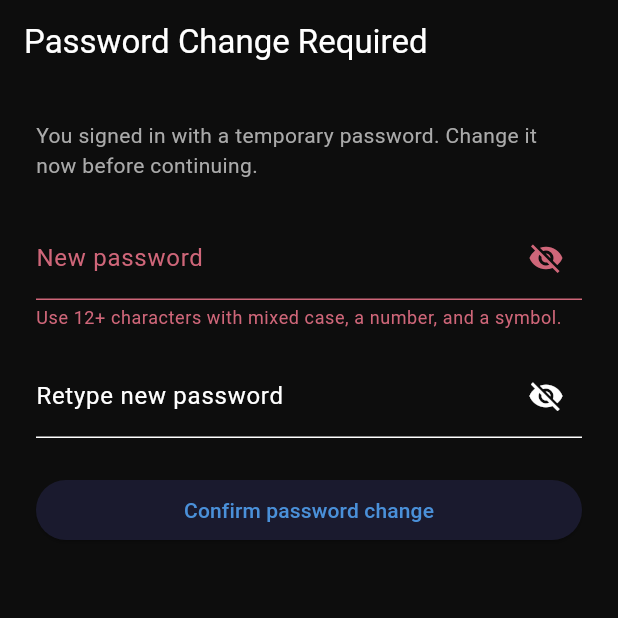
After one commit to jbl2023-2879-91296-cpu/KaraOK, a Flutter app: the ChangePasswordScreen screen opened directly, after a tap on "Confirm password change", on a phone screen of 412 x 824 dp, the top half of it. The commit adds this screen. Run offline on Flutter 3.47's test engine with Material 3 defaults, Android fonts, the phone set to English and light mode, and no system bars; our stand-ins replace flutter_secure_storage; accounts and stored records are empty.

Commit message:
Change password implementation

```diff
--- /dev/null
+++ b/frontend/karaok_app/lib/screens/change_password_screen.dart
@@ -0,0 +1,190 @@
+import 'package:flutter/material.dart';
+
+import '../services/api_service.dart';
+import '../services/user_session.dart';
+import 'login_screen.dart';
+
+class ChangePasswordScreen extends StatefulWidget {
+  const ChangePasswordScreen({super.key, this.forceChange = false});
+
+  final bool forceChange;
+
+  @override
+  State<ChangePasswordScreen> createState() => _ChangePasswordScreenState();
+}
+
+class _ChangePasswordScreenState extends State<ChangePasswordScreen> {
+  final _formKey = GlobalKey<FormState>();
+  final _currentController = TextEditingController();
+  final _newController = TextEditingController();
+  final _confirmController = TextEditingController();
+  bool _obscureCurrent = true;
+  bool _obscureNew = true;
+  bool _obscureConfirm = true;
+  bool _loading = false;
+  String? _error;
+
+  @override
+  void dispose() {
+    _currentController.dispose();
+    _newController.dispose();
+    _confirmController.dispose();
+    super.dispose();
+  }
+
+  String? _validateNewPassword(String? value) {
+    final password = value ?? '';
+    if (password.length < 12 ||
+        !RegExp(r'[A-Z]').hasMatch(password) ||
+        !RegExp(r'[a-z]').hasMatch(password) ||
+        !RegExp(r'\d').hasMatch(password) ||
+        !RegExp(r'[^A-Za-z0-9]').hasMatch(password)) {
+      return 'Use 12+ characters with mixed case, a number, and a symbol.';
+    }
+    if (!widget.forceChange && password == _currentController.text) {
+      return 'Choose a password different from the current password.';
+    }
+    return null;
+  }
+
+  Future<void> _submit() async {
+    if (!_formKey.currentState!.validate()) return;
+    setState(() {
+      _loading = true;
+      _error = null;
+    });
+    try {
+      await ApiService().changePassword(
+        currentPassword: widget.forceChange ? null : _currentController.text,
+        newPassword: _newController.text,
+      );
+      final email = UserSession.instance.email;
+      await ApiService().clearTokens();
+      UserSession.instance.clear();
+      if (!mounted) return;
+      ScaffoldMessenger.of(context).showSnackBar(
+        const SnackBar(content: Text('Password changed. Please log in again.')),
+      );
+      Navigator.pushAndRemoveUntil(
+        context,
+        MaterialPageRoute(
+          builder: (_) => LoginScreen(initialIdentifier: email),
+        ),
+        (route) => false,
+      );
+    } on ApiException catch (error) {
+      if (!mounted) return;
+      setState(() {
+        _error = error.message.contains('incorrect')
+            ? 'The current password is incorrect.'
+            : error.message;
+        _loading = false;
+      });
+    } catch (_) {
+      if (!mounted) return;
+      setState(() {
+        _error = 'Could not connect to the server.';
+        _loading = false;
+      });
+    }
+  }
+
+  Widget _passwordField({
+    required TextEditingController controller,
+    required String label,
+    required bool obscure,
+    required VoidCallback toggle,
+    String? Function(String?)? validator,
+  }) {
+    return TextFormField(
+      controller: controller,
+      obscureText: obscure,
+      validator: validator,
+      decoration: InputDecoration(
+        labelText: label,
+        suffixIcon: IconButton(
+          onPressed: toggle,
+          icon: Icon(obscure ? Icons.visibility_off : Icons.visibility),
+        ),
+      ),
+    );
+  }
+
+  @override
+  Widget build(BuildContext context) {
+    return PopScope(
+      canPop: !widget.forceChange,
+      child: Scaffold(
+        backgroundColor: const Color(0xFF0D0D0D),
+        appBar: AppBar(
+          automaticallyImplyLeading: !widget.forceChange,
+          backgroundColor: const Color(0xFF0D0D0D),
+          title: Text(widget.forceChange ? 'Password Change Required' : 'Change Password'),
+        ),
+        body: SafeArea(
+          child: Form(
+            key: _formKey,
+            child: ListView(
+              padding: const EdgeInsets.all(24),
+              children: [
+                Text(
+                  widget.forceChange
+                      ? 'You signed in with a temporary password. Change it now before continuing.'
+                      : 'Enter your current password, then choose a new secure password.',
+                  style: const TextStyle(color: Color(0xFFAAAAAA), height: 1.4),
+                ),
+                const SizedBox(height: 24),
+                if (!widget.forceChange) ...[
+                  _passwordField(
+                    controller: _currentController,
+                    label: 'Current password',
+                    obscure: _obscureCurrent,
+                    toggle: () => setState(
+                      () => _obscureCurrent = !_obscureCurrent,
+                    ),
+                    validator: (value) => value == null || value.isEmpty
+                        ? 'Enter your current password.'
+                        : null,
+                  ),
+                  const SizedBox(height: 16),
+                ],
+                _passwordField(
+                  controller: _newController,
+                  label: 'New password',
+                  obscure: _obscureNew,
+                  toggle: () => setState(() => _obscureNew = !_obscureNew),
+                  validator: _validateNewPassword,
+                ),
+                const SizedBox(height: 16),
+                _passwordField(
+                  controller: _confirmController,
+                  label: 'Retype new password',
+                  obscure: _obscureConfirm,
+                  toggle: () => setState(() => _obscureConfirm = !_obscureConfirm),
+                  validator: (value) => value != _newController.text
+                      ? 'The new passwords do not match.'
+                      : null,
+                ),
+                if (_error != null) ...[
+                  const SizedBox(height: 16),
+                  Text(_error!, style: const TextStyle(color: Colors.redAccent)),
+                ],
+                const SizedBox(height: 24),
+                ElevatedButton(
+                  onPressed: _loading ? null : _submit,
+                  child: _loading
+                      ? const SizedBox(
+                          width: 20,
+                          height: 20,
+                          child: CircularProgressIndicator(strokeWidth: 2),
+                        )
+                      : const Text('Confirm password change'),
+                ),
+              ],
+            ),
+          ),
+        ),
+      ),
+    );
+  }
+}
--- a/frontend/karaok_app/lib/services/api_service.dart
+++ b/frontend/karaok_app/lib/services/api_service.dart
@@ -188,6 +188,16 @@ class ApiService {
     );
   }
 
+  Future<void> changePassword({
+    String? currentPassword,
+    required String newPassword,
+  }) async {
+    await _post('/auth/change-password', {
+      if (currentPassword != null) 'current_password': currentPassword,
+      'new_password': newPassword,
+    });
+  }
+
   Future<List<dynamic>> getUsers() async => List<dynamic>.from(await _get('/users') as List);
 
   Future<List<dynamic>> getAudioTests({int? userId}) async =>
--- a/frontend/karaok_app/lib/services/user_session.dart
+++ b/frontend/karaok_app/lib/services/user_session.dart
@@ -9,6 +9,7 @@ class UserSession {
   String? email;
   String? userType; // 'technician' | 'owner'
   bool   isGuest = false;
+  bool   requiresPasswordChange = false;
 
   bool get isLoggedIn => id != null || isGuest;
 
@@ -17,11 +18,13 @@ class UserSession {
     required String name,
     required String email,
     required String userType,
+    bool requiresPasswordChange = false,
   }) {
     this.id       = id;
     this.name     = name;
     this.email    = email;
     this.userType = userType;
+    this.requiresPasswordChange = requiresPasswordChange;
     isGuest       = false;
   }
 
@@ -31,6 +34,7 @@ class UserSession {
     email         = null;
     this.userType = userType;
     isGuest       = true;
+    requiresPasswordChange = false;
   }
 
   void clear() {
@@ -39,5 +43,6 @@ class UserSession {
     email    = null;
     userType = null;
     isGuest  = false;
+    requiresPasswordChange = false;
   }
 }
```
Also changed, not shown: frontend/karaok_app/lib/screens/forgot_password_screen.dart (+16 -9 lines), frontend/karaok_app/lib/screens/login_screen.dart (+23 -2 lines), frontend/karaok_app/lib/screens/owner_home_screen.dart (+19 -1 lines), frontend/karaok_app/lib/screens/technician_home_screen.dart (+19 -1 lines), 6 other files.
